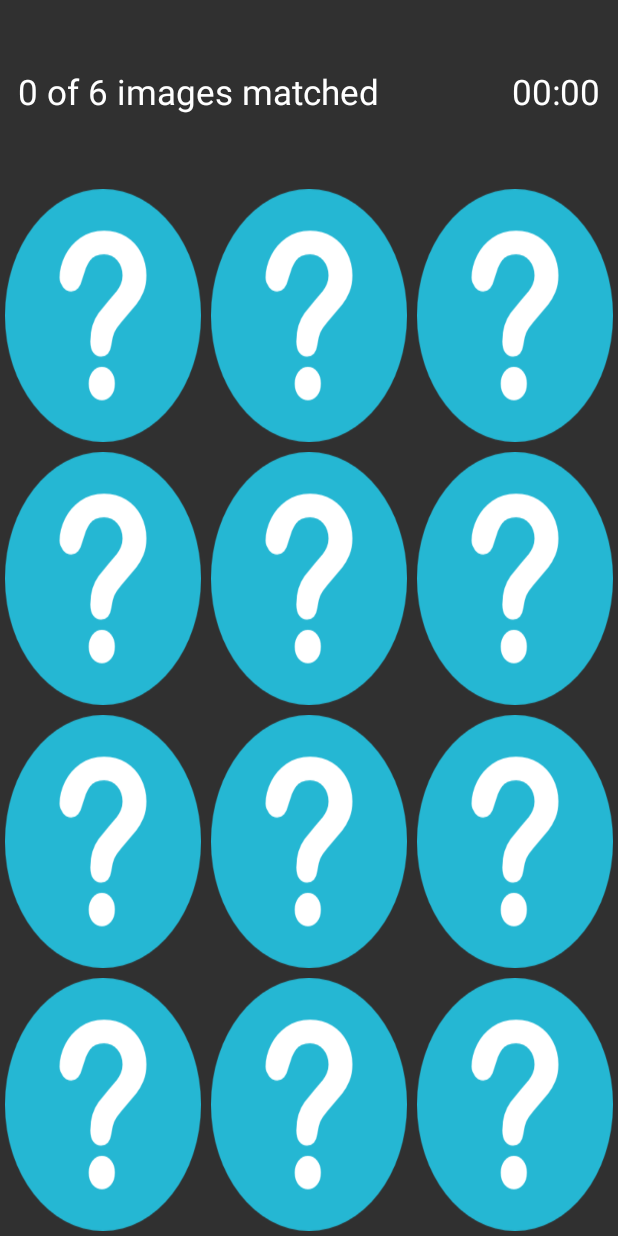
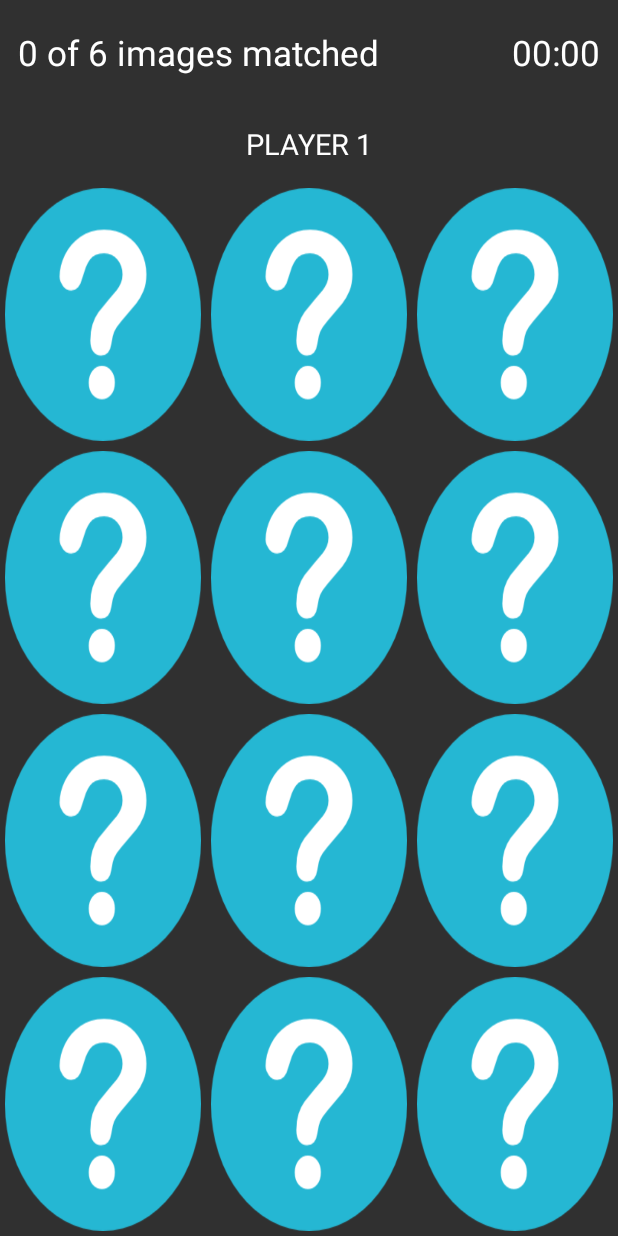
Before and after one commit to ChitKoKo94/AndroidProj-school, an Android app: the GameTest screen opened directly, with no data from a screen before it, on a phone screen of 412 x 824 dp. Run offline under Robolectric (Android 15) with nearby library versions, the phone set to English and light mode, and no system bars; 1 statement that could not run was skipped.

Commit message:
added indicator as to who is player

```diff
--- a/app/src/main/java/com/example/android_ca/GameTest.java
+++ b/app/src/main/java/com/example/android_ca/GameTest.java
@@ -15,6 +15,8 @@ import android.widget.Chronometer;
 import android.widget.ImageView;
 import android.widget.TextView;
 import android.widget.Toast;
+
+import org.w3c.dom.Text;
 
 import java.io.FileInputStream;
 import java.util.ArrayList;
@@ -43,6 +45,17 @@ public class GameTest extends AppCompatActivity implements Chronometer.OnChronom
         stopService(new Intent(getApplicationContext(), MusicService.class));
         super.onCreate(savedInstanceState);
         setContentView(R.layout.activity_game_test);
+
+        //Show who is player
+        Intent intent = getIntent();
+        int player1 = intent.getIntExtra("P1Timing", 0);
+        TextView player = findViewById(R.id.player);
+        if (player1 != 0)
+            //player 2 is playing
+            player.setText("PLAYER 2");
+        else
+            //player 1 is player
+            player.setText("PLAYER 1");
 
         //get the 6 saved images
         getSelectedImgs();
@@ -112,13 +125,10 @@ public class GameTest extends AppCompatActivity implements Chronometer.OnChronom
                                 temp1 = Integer.parseInt(chronometer.getText().toString().split(":")[1]);
                                 temp  = temp0*60+temp1;
 
+                                Intent intentToGameEnd = new Intent(GameTest.this,GameEnd.class);
 
                                 // check if the second player is currently playing by checking if player1's timing
                                 //has been passed from the end game screen
-                                Intent intent = getIntent();
-                                int player1 = intent.getIntExtra("P1Timing", 0);
-                                Intent intentToGameEnd = new Intent(GameTest.this,GameEnd.class);
-
                                 if (player1 != 0){
                                     if(player1 < temp)
                                         winner = "PLAYER 1 WINS";
--- a/app/src/main/res/layout/activity_game_test.xml
+++ b/app/src/main/res/layout/activity_game_test.xml
@@ -9,7 +9,7 @@
     <LinearLayout
         android:layout_width="match_parent"
         android:layout_height="0dp"
-        android:layout_weight="0.7"
+        android:layout_weight="0.4"
         android:orientation="horizontal"
         android:padding="12dp"
         android:gravity="center">
@@ -18,19 +18,39 @@
             android:id="@+id/count"
             android:layout_width="wrap_content"
             android:layout_height="wrap_content"
+            android:gravity="left"
+            android:text="0 of 6 images matched"
             android:textAllCaps="false"
-            android:textSize="23sp"
             android:textColor="#ffffff"
-            android:text="0 of 6 images matched"
-            android:gravity="left"/>
+            android:textSize="23sp" />
 
         <Chronometer
             android:id="@+id/chronometer"
             android:layout_width="fill_parent"
             android:layout_height="wrap_content"
+            android:gravity="right"
             android:textColor="#ffffff"
-            android:textSize="23sp"
-            android:gravity="right"/>
+            android:textSize="23sp" />
+
+    </LinearLayout>
+
+    <LinearLayout
+        android:layout_width="match_parent"
+        android:layout_height="0dp"
+        android:layout_weight="0.3"
+        android:orientation="horizontal"
+        android:padding="12dp"
+        android:gravity="center">
+
+        <TextView
+            android:id="@+id/player"
+            android:layout_width="wrap_content"
+            android:layout_height="wrap_content"
+            android:gravity="left"
+            android:text=" "
+            android:textAllCaps="false"
+            android:textColor="#ffffff"
+            android:textSize="19sp" />
 
     </LinearLayout>
 
```
